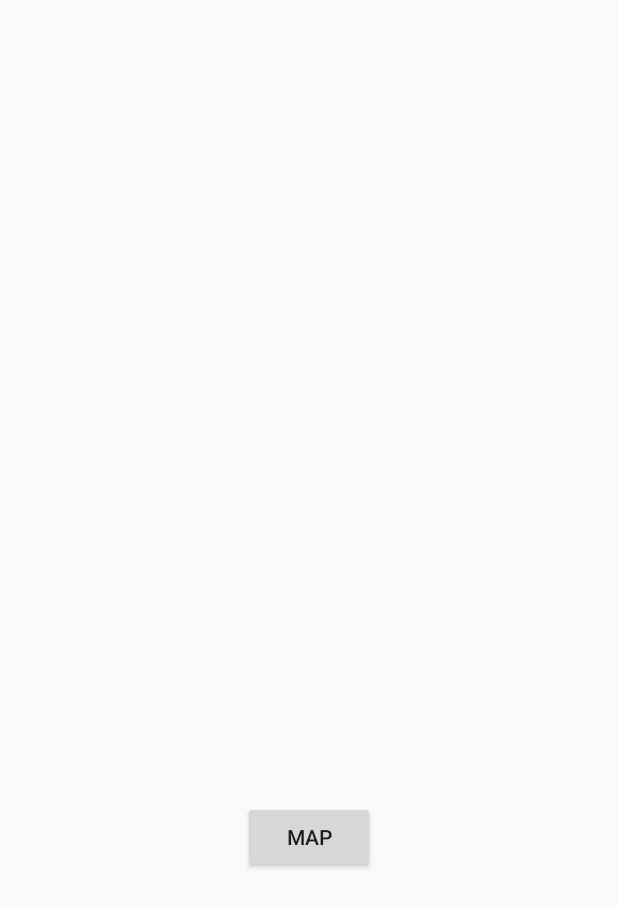
After one commit to aljyu/GhostEchoes, an Android app: the layout activity_getechoes.xml on its own in the app's theme, with its tools: preview values and no code run, on a phone screen of 412 x 824 dp. The commit adds this screen. Shown: the top 907 px of the screen. Run offline under Robolectric (Android 15) with nearby library versions, the phone set to English and light mode, and no system bars.

Commit message:
Getechoes.java

```diff
--- a/GhostEchoes/app/src/main/java/com/example/ghostechoes/ghostechoes/EchoInputActivity.java
+++ b/GhostEchoes/app/src/main/java/com/example/ghostechoes/ghostechoes/EchoInputActivity.java
@@ -168,7 +168,8 @@ public class EchoInputActivity extends AppCompatActivity {
 
         // @TODO - Store to Database Photo, Text, Location
         // Should only go to echo when location can be retrieved
-        Intent intent = new Intent(this, getEchoes.class);
+
+        Intent intent = new Intent(this, Getechoes.class);
         intent.addFlags(Intent.FLAG_ACTIVITY_CLEAR_TOP);
         startActivity(intent);
     }
--- /dev/null
+++ b/GhostEchoes/app/src/main/res/layout/activity_getechoes.xml
@@ -0,0 +1,38 @@
+<?xml version="1.0" encoding="utf-8"?>
+<android.support.constraint.ConstraintLayout xmlns:android="http://schemas.android.com/apk/res/android"
+    xmlns:app="http://schemas.android.com/apk/res-auto"
+    xmlns:tools="http://schemas.android.com/tools"
+    android:layout_width="match_parent"
+    android:layout_height="match_parent"
+    tools:context="com.example.ghostechoes.ghostechoes.Getechoes">
+
+    <TextView
+        android:id="@+id/textView3"
+        android:layout_width="wrap_content"
+        android:layout_height="wrap_content"
+        android:text=""
+        app:layout_constraintTop_toTopOf="parent"
+        android:layout_marginTop="8dp"
+        app:layout_constraintBottom_toBottomOf="parent"
+        android:layout_marginBottom="8dp"
+        app:layout_constraintVertical_bias="0.213"
+        android:layout_marginRight="8dp"
+        app:layout_constraintRight_toRightOf="parent"
+        android:layout_marginLeft="8dp"
+        app:layout_constraintLeft_toLeftOf="parent" />
+
+    <Button
+        android:id="@+id/button3"
+        android:layout_width="wrap_content"
+        android:layout_height="wrap_content"
+        android:text="Map"
+        android:onClick="goToMap"
+        android:layout_marginTop="104dp"
+        app:layout_constraintTop_toBottomOf="@+id/textView3"
+        app:layout_constraintBottom_toBottomOf="parent"
+        android:layout_marginBottom="8dp"
+        android:layout_marginRight="8dp"
+        app:layout_constraintRight_toRightOf="parent"
+        android:layout_marginLeft="8dp"
+        app:layout_constraintLeft_toLeftOf="parent" />
+</android.support.constraint.ConstraintLayout>
```
